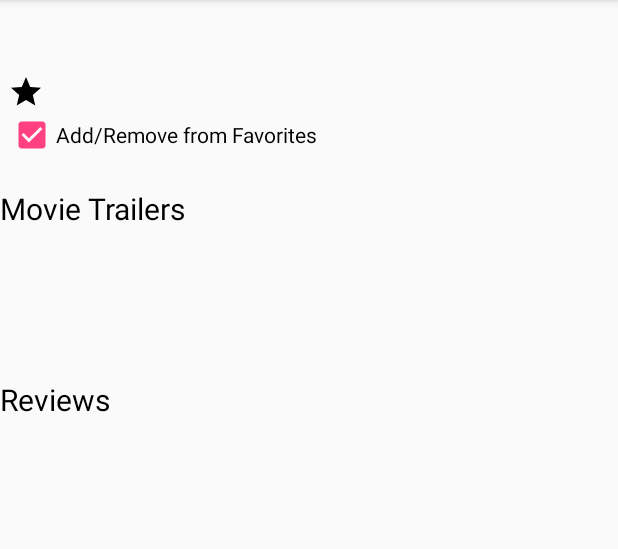
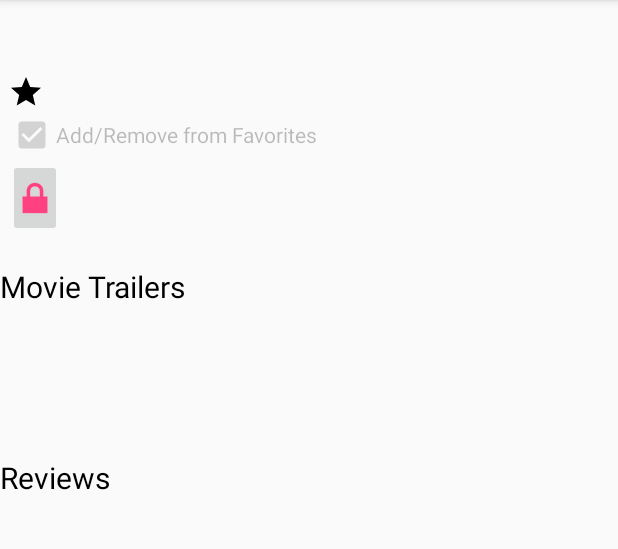
Before and after one commit to gdgkctest/popularMovies, an Android app: the MovieDetails screen opened directly, with no data from a screen before it, after a tap on "Add/Remove from Favorites", on a phone screen of 412 x 824 dp, the part 84-633 px from its top. Run offline under Robolectric (Android 15) with nearby library versions, the phone set to English and light mode, and no system bars; our stand-ins replace Picasso; pictures from the network do not load; 2 statements that could not run were skipped.

Commit message:
Project Release 4 - Fixed Shared Preferences problem and locked add/remove button

```diff
--- a/app/src/main/java/com/chuck/android/popularmovies/MovieDetails.java
+++ b/app/src/main/java/com/chuck/android/popularmovies/MovieDetails.java
@@ -10,6 +10,7 @@ import android.support.v7.widget.RecyclerView;
 import android.util.Log;
 import android.view.View;
 import android.widget.CheckBox;
+import android.widget.ImageButton;
 import android.widget.ImageView;
 import android.widget.LinearLayout;
 import android.widget.TextView;
@@ -40,6 +41,7 @@ public class MovieDetails extends AppCompatActivity {
     private DetailsViewModel mViewModel;
     protected Movie movieDetails;
     CheckBox checkbox;
+    ImageButton unlockFavoriteButton;
     TextView movieTitle;
     TextView movieDate;
     TextView movieRating;
@@ -47,6 +49,8 @@ public class MovieDetails extends AppCompatActivity {
     ImageView moviePoster;
     private RecyclerView rvReviews;
     private RecyclerView rvTrailers;
+    private long mLastClickTime = 0;
+
 
     private MovieReviewAdapter reviewAdapter;
     private MovieTrailerAdapter trailerAdapter;
@@ -64,6 +68,7 @@ public class MovieDetails extends AppCompatActivity {
         movieDescription = findViewById(R.id.movieDescription);
         moviePoster = findViewById(R.id.movieDetailsPoster);
         checkbox = findViewById(R.id.ck_favorites);
+        unlockFavoriteButton = findViewById(R.id.unlockCheckboxButton);
 
         retrieveMovieDetails(id);
         initViewModel(id);
@@ -79,6 +84,16 @@ public class MovieDetails extends AppCompatActivity {
                     Toast.makeText(getApplicationContext(), "Movie Removed From Favorites", Toast.LENGTH_SHORT).show();
                     mViewModel.deleteMovie();
                 }
+                checkbox.setEnabled(false);
+                unlockFavoriteButton.setVisibility(View.VISIBLE);
+            }
+        });
+        //Unlocks the favorite button - prevents double clicking
+        unlockFavoriteButton.setOnClickListener(new View.OnClickListener() {
+            @Override
+            public void onClick(View view) {
+                checkbox.setEnabled(true);
+                unlockFavoriteButton.setVisibility(View.GONE);
             }
         });
     }
@@ -105,7 +120,6 @@ public class MovieDetails extends AppCompatActivity {
             }
         });
         mViewModel.loadData(id);
-
     }
 
     private void retrieveMovieDetails(int id) {
@@ -136,7 +150,6 @@ public class MovieDetails extends AppCompatActivity {
                 movieRating.setText(Double.toString(movieDetails.getVoteAverage()));
                 movieDescription.setText(movieDetails.getOverview());
             }
-
             @Override
             public void onFailure(Call<Movie> call, Throwable t) {
                 Log.e(TAG, t.toString());
@@ -150,10 +163,8 @@ public class MovieDetails extends AppCompatActivity {
                 List<MovieTrailer> movieTrailerList = response.body().getResults();
                 trailerAdapter.setMovies(movieTrailerList);
             }
-
             @Override
             public void onFailure(Call<MovieTrailerList> call, Throwable t) {
-
             }
         });
         Call<MovieReviewList> callReviewList = movieService.getMovieReviews(id, apiKey);
@@ -164,10 +175,8 @@ public class MovieDetails extends AppCompatActivity {
                 List<MovieReview> movieReviewList = response.body().getResults();
                 reviewAdapter.setMovies(movieReviewList);
             }
-
             @Override
             public void onFailure(Call<MovieReviewList> call, Throwable t) {
-
             }
         });
 
--- a/app/src/main/java/com/chuck/android/popularmovies/repo/AppRepository.java
+++ b/app/src/main/java/com/chuck/android/popularmovies/repo/AppRepository.java
@@ -57,20 +57,22 @@ public class AppRepository {
                 }catch (Exception e){
                     Log.e(TAG, e.toString());
                 }
-            }
+                    movDB.movieDao().insertMovie(movie); }
+
         });
     }
 
     public void deleteFavoriteMovie(final MinMovie movie) {
         executor.execute(new Runnable() {
             @Override
-            public void run() {
+           public void run() {
                 try {
                     movDB.movieDao().deleteMovie(movie);
             }catch (Exception e){
                     Log.e(TAG, e.toString());
                 }
             }
+         //   movDB.movieDao().deleteMovie(movie); }
         });
     }
 
--- a/app/src/main/res/layout/activity_movie_details.xml
+++ b/app/src/main/res/layout/activity_movie_details.xml
@@ -1,6 +1,7 @@
 <?xml version="1.0" encoding="utf-8"?>
 <ScrollView
     xmlns:android="http://schemas.android.com/apk/res/android"
+    xmlns:app="http://schemas.android.com/apk/res-auto"
     android:layout_width="match_parent"
     android:layout_height="match_parent">
     <LinearLayout
@@ -45,6 +46,13 @@
                     android:layout_width="wrap_content"
                     android:layout_height="wrap_content"/>
 
+                <ImageButton
+                    android:id="@+id/unlockCheckboxButton"
+                    android:layout_width="36dp"
+                    android:layout_height="wrap_content"
+                    app:srcCompat="@android:drawable/ic_lock_lock"
+                    android:visibility="gone"/>
+
             </LinearLayout>
         </LinearLayout>
         <TextView
--- a/app/src/main/res/values/strings.xml
+++ b/app/src/main/res/values/strings.xml
@@ -9,4 +9,5 @@
     <string name="movie_trailers">Movie Trailers</string>
     <string name="review_label">Reviews</string>
     <string name="api_error_message">Please Enter API Key in Secrets.xml</string>
+    <string name="youtube_error_message">Browser or YouTube not available</string>
 </resources>
```
Also changed, not shown: app/src/main/java/com/chuck/android/popularmovies/MainActivity.java (+4 -3 lines), app/src/main/java/com/chuck/android/popularmovies/adapter/MovieTrailerAdapter.java (+8 -1 lines).
